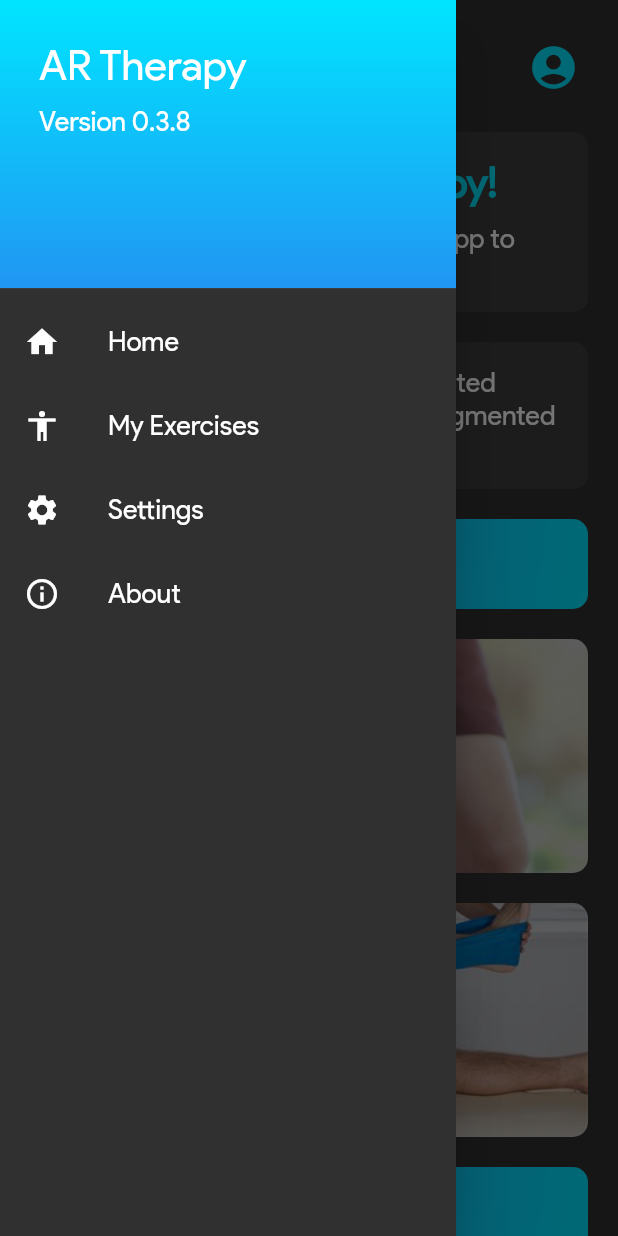
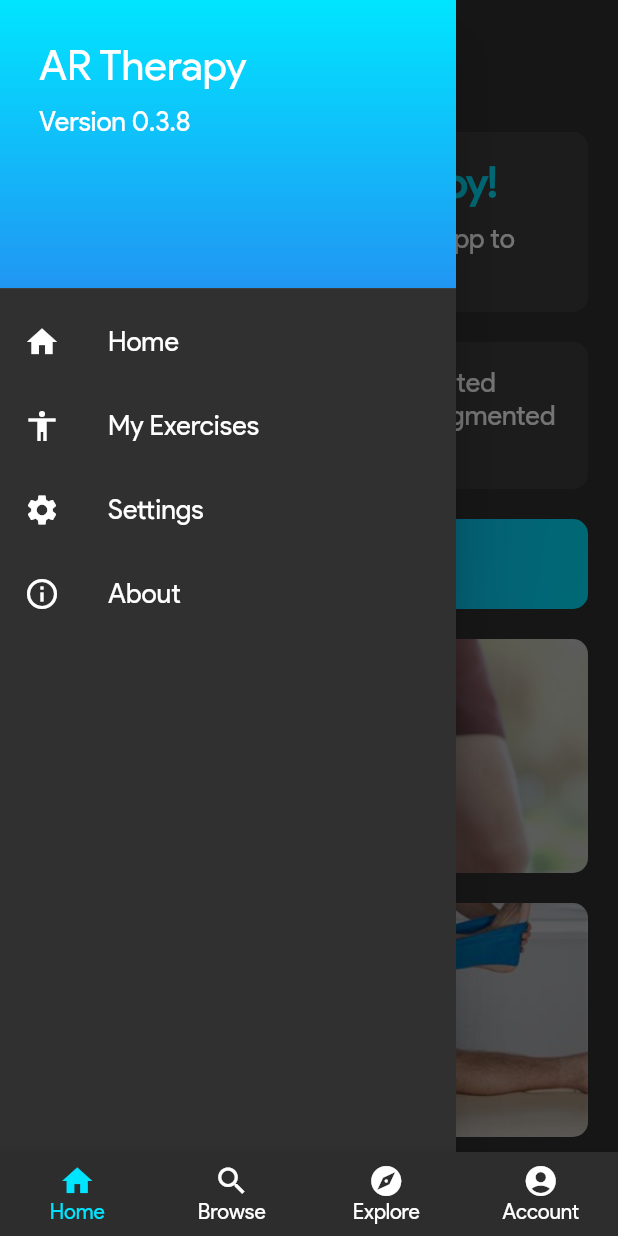
Before and after one commit to Harshit-Sonawala/ar_therapy, a Flutter app: the screen it shows after launch, in the side drawer, after a tap on "Home", on a phone screen of 412 x 824 dp. Run offline on Flutter 3.47's test engine with Material 2 defaults, Android fonts, the phone set to English and light mode, and no system bars; our stand-ins replace firebase_auth, firebase_core; missing offline and left inert: model_viewer_plus; accounts and stored records are empty.

Commit message:
added BottomNavigationBar

```diff
--- a/lib/main.dart
+++ b/lib/main.dart
@@ -7,7 +7,7 @@ import 'providers/disorder_list_provider.dart';
 import 'providers/exercise_list_provider.dart';
 import 'providers/auth_provider.dart';
 
-import 'screens/home_screen.dart';
+import 'screens/bottom_nav_wrapper_screen.dart';
 
 void main() async {
   WidgetsFlutterBinding.ensureInitialized();
@@ -73,7 +73,7 @@ class ARTherapy extends StatelessWidget {
       //       ),
       //       child: const HomeScreen());
       // }
-      home: const HomeScreen(),
+      home: const BottomNavWrapperScreen(),
     );
   }
 }
--- a/lib/screens/bottom_nav_wrapper_screen.dart
+++ b/lib/screens/bottom_nav_wrapper_screen.dart
@@ -1,10 +1,50 @@
 import 'package:flutter/material.dart';
 
-class BottomNavWrapperScreen extends StatelessWidget {
+import './home_screen.dart';
+import './account_screen.dart';
+import './wip_screen.dart';
+
+class BottomNavWrapperScreen extends StatefulWidget {
   const BottomNavWrapperScreen({super.key});
+  @override
+  State<BottomNavWrapperScreen> createState() => _BottomNavWrapperScreenState();
+}
+
+class _BottomNavWrapperScreenState extends State<BottomNavWrapperScreen> {
+  final List<Map<String, Object>> _screenData = const [
+    {"page": HomeScreen()},
+    {"page": WipScreen(screenName: 'Browse')},
+    {"page": WipScreen(screenName: 'Explore')},
+    {"page": AccountScreen()},
+  ];
+
+  int _selectedScreenIndex = 0;
 
   @override
   Widget build(BuildContext context) {
-    return Container();
+    return Scaffold(
+      body: _screenData[_selectedScreenIndex]['page'] as Widget,
+      bottomNavigationBar: BottomNavigationBar(
+        currentIndex: _selectedScreenIndex,
+        onTap: (int newIndex) => {
+          setState(() {
+            _selectedScreenIndex = newIndex;
+          }),
+        },
+        backgroundColor: const Color(0xff2d2d2d),
+        showUnselectedLabels: true,
+        selectedFontSize: 14,
+        unselectedFontSize: 14,
+        selectedItemColor: Theme.of(context).primaryColor,
+        unselectedItemColor: Colors.white,
+        type: BottomNavigationBarType.fixed,
+        items: const [
+          BottomNavigationBarItem(icon: Icon(Icons.home), label: 'Home'),
+          BottomNavigationBarItem(icon: Icon(Icons.search), label: 'Browse'),
+          BottomNavigationBarItem(icon: Icon(Icons.explore), label: 'Explore'),
+          BottomNavigationBarItem(icon: Icon(Icons.account_circle), label: 'Account'),
+        ],
+      ),
+    );
   }
 }
--- a/lib/screens/home_screen.dart
+++ b/lib/screens/home_screen.dart
@@ -59,27 +59,27 @@ class _HomeScreenState extends State<HomeScreen> {
                         ),
                       ],
                     ),
-                    IconButton(
-                      onPressed: () => {
-                        Navigator.push(
-                          context,
-                          MaterialPageRoute(
-                            builder: (context) => const LoginScreen(
-                                // parameters to pass, example
-                                // passedNotice: NoticeModel(
-                                //   noticeId: 1,
-                                //   noticeTitle: 'Notice Title',
-                                // ),
-                                ),
-                          ),
-                        )
-                      },
-                      icon: Icon(
-                        Icons.account_circle,
-                        color: Theme.of(context).primaryColor,
-                        size: 34,
-                      ),
-                    ),
+                    // IconButton(
+                    //   onPressed: () => {
+                    //     Navigator.push(
+                    //       context,
+                    //       MaterialPageRoute(
+                    //         builder: (context) => const LoginScreen(
+                    //             // parameters to pass, example
+                    //             // passedNotice: NoticeModel(
+                    //             //   noticeId: 1,
+                    //             //   noticeTitle: 'Notice Title',
+                    //             // ),
+                    //             ),
+                    //       ),
+                    //     )
+                    //   },
+                    //   icon: Icon(
+                    //     Icons.account_circle,
+                    //     color: Theme.of(context).primaryColor,
+                    //     size: 34,
+                    //   ),
+                    // ),
                   ],
                 ),
               ),
```
Also changed, not shown: lib/screens/wip_screen.dart (+14 -17 lines).
